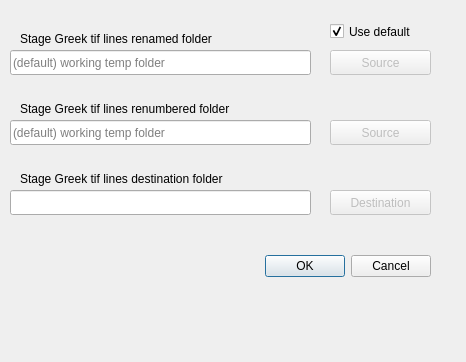
This is ViewController/0-MainUI/QtDesignerUI/tif_greek_lines_stageDialog.ui in preachermax/BiblionOCR as Qt 5 draws it before an edit. The edited form follows.
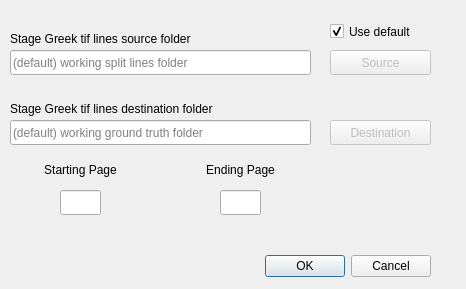
This is the edited form. Icons and pictures are not drawn.

Patch:
```diff
--- a/ViewController/0-MainUI/QtDesignerUI/tif_greek_lines_stageDialog.ui
+++ b/ViewController/0-MainUI/QtDesignerUI/tif_greek_lines_stageDialog.ui
@@ -10,7 +10,7 @@
     <x>0</x>
     <y>0</y>
     <width>466</width>
-    <height>362</height>
+    <height>289</height>
    </rect>
   </property>
   <property name="windowTitle">
@@ -42,7 +42,7 @@
     </rect>
    </property>
    <property name="placeholderText">
-    <string>(default) working temp folder</string>
+    <string>(default) working split lines folder</string>
    </property>
   </widget>
   <widget class="QPushButton" name="SourceRenamedButton">
@@ -72,7 +72,7 @@
    <property name="geometry">
     <rect>
      <x>330</x>
-     <y>190</y>
+     <y>120</y>
      <width>101</width>
      <height>25</height>
     </rect>
@@ -89,31 +89,34 @@
    <property name="geometry">
     <rect>
      <x>10</x>
-     <y>190</y>
+     <y>120</y>
      <width>301</width>
      <height>25</height>
     </rect>
    </property>
+   <property name="placeholderText">
+    <string>(default) working ground truth folder</string>
+   </property>
   </widget>
   <widget class="QLabel" name="SourceRenamedLabel">
    <property name="geometry">
     <rect>
-     <x>20</x>
+     <x>10</x>
      <y>30</y>
-     <width>261</width>
+     <width>271</width>
      <height>17</height>
     </rect>
    </property>
    <property name="text">
-    <string>Stage Greek tif lines renamed folder</string>
+    <string>Stage Greek tif lines source folder</string>
    </property>
   </widget>
   <widget class="QLabel" name="DestinationLabel">
    <property name="geometry">
     <rect>
-     <x>20</x>
-     <y>170</y>
-     <width>291</width>
+     <x>10</x>
+     <y>100</y>
+     <width>301</width>
      <height>17</height>
     </rect>
    </property>
@@ -140,47 +143,53 @@
   <widget class="QLineEdit" name="SourceRenumberedLineEdit">
    <property name="geometry">
     <rect>
-     <x>10</x>
-     <y>120</y>
-     <width>301</width>
+     <x>60</x>
+     <y>190</y>
+     <width>41</width>
      <height>25</height>
     </rect>
    </property>
-   <property name="placeholderText">
-    <string>(default) working temp folder</string>
-   </property>
   </widget>
   <widget class="QLabel" name="SourceRenumberedLabel">
    <property name="geometry">
     <rect>
-     <x>20</x>
-     <y>100</y>
-     <width>281</width>
-     <height>17</height>
+     <x>30</x>
+     <y>160</y>
+     <width>101</width>
+     <height>20</height>
     </rect>
    </property>
    <property name="text">
-    <string>Stage Greek tif lines renumbered folder</string>
+    <string>Starting Page</string>
    </property>
-  </widget>
-  <widget class="QPushButton" name="SourceRenumberedButton">
-   <property name="enabled">
-    <bool>false</bool>
+   <property name="alignment">
+    <set>Qt::AlignCenter</set>
    </property>
+  </widget>
+  <widget class="QLabel" name="EndPageLabel">
    <property name="geometry">
     <rect>
-     <x>330</x>
-     <y>120</y>
+     <x>190</x>
+     <y>160</y>
      <width>101</width>
-     <height>25</height>
+     <height>20</height>
     </rect>
    </property>
    <property name="text">
-    <string>Source</string>
+    <string>Ending Page</string>
    </property>
-   <property name="icon">
-    <iconset resource="../UI_Icons.qrc">
-     <normaloff>:/Icons/Icons/tiff-file.png</normaloff>:/Icons/Icons/tiff-file.png</iconset>
+   <property name="alignment">
+    <set>Qt::AlignCenter</set>
+   </property>
+  </widget>
+  <widget class="QLineEdit" name="EndPageLineEdit">
+   <property name="geometry">
+    <rect>
+     <x>220</x>
+     <y>190</y>
+     <width>41</width>
+     <height>25</height>
+    </rect>
    </property>
   </widget>
  </widget>
```
Left out of the diff: 13 changed lines with no effect on the pictures.
